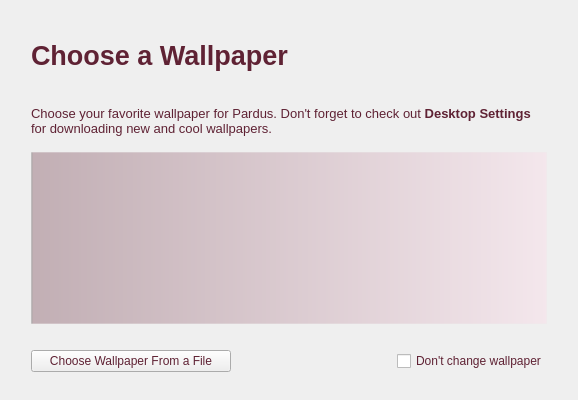
Old version of the form kde/kaptan/src/gui/wallpaperWidget.ui in the repository pars-linux/uludag.
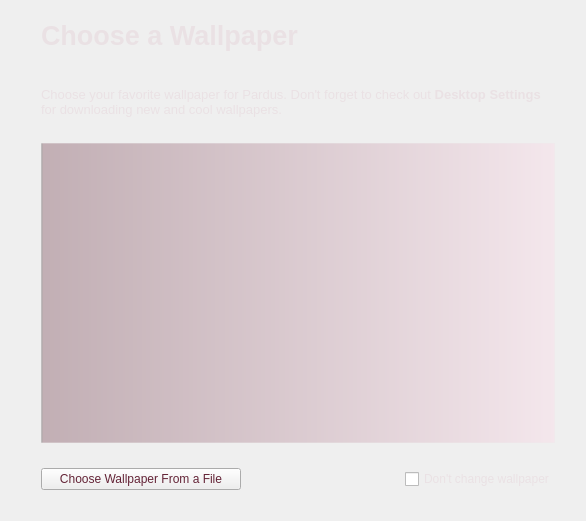
New version of the form.

The edit to the form file:
```diff
--- a/kde/kaptan/src/gui/wallpaperWidget.ui
+++ b/kde/kaptan/src/gui/wallpaperWidget.ui
@@ -6,21 +6,33 @@
    <rect>
     <x>0</x>
     <y>0</y>
-    <width>578</width>
-    <height>400</height>
+    <width>586</width>
+    <height>521</height>
    </rect>
   </property>
   <property name="windowTitle">
    <string>Wallpaper</string>
   </property>
   <property name="styleSheet">
-   <string>color: rgb(95, 34, 52);</string>
+   <string>color: rgb(234, 225, 228);</string>
   </property>
   <layout class="QGridLayout" name="gridLayout">
    <item row="5" column="1">
     <layout class="QVBoxLayout" name="verticalLayout">
      <item>
       <widget class="QListWidget" name="listWallpaper">
+       <property name="sizePolicy">
+        <sizepolicy hsizetype="Expanding" vsizetype="Fixed">
+         <horstretch>0</horstretch>
+         <verstretch>0</verstretch>
+        </sizepolicy>
+       </property>
+       <property name="minimumSize">
+        <size>
+         <width>0</width>
+         <height>300</height>
+        </size>
+       </property>
        <property name="styleSheet">
         <string>#listWallpaper{background-color: qlineargradient(spread:pad, x1:0, y1:0, x2:1, y2:0, stop:0 rgba(0, 0, 0, 81), stop:0.00537634 rgba(95, 34, 52, 80), stop:1 rgba(255, 213, 230, 80));
 
@@ -58,7 +70,7 @@
           </size>
          </property>
          <property name="styleSheet">
-          <string notr="true"/>
+          <string notr="true">color: #642437;</string>
          </property>
          <property name="text">
           <string>Choose Wallpaper From a File</string>
@@ -95,22 +107,6 @@
      </item>
     </layout>
    </item>
-   <item row="6" column="0">
-    <spacer name="verticalSpacer_2">
-     <property name="orientation">
-      <enum>Qt::Vertical</enum>
-     </property>
-     <property name="sizeType">
-      <enum>QSizePolicy::Fixed</enum>
-     </property>
-     <property name="sizeHint" stdset="0">
-      <size>
-       <width>20</width>
-       <height>17</height>
-      </size>
-     </property>
-    </spacer>
-   </item>
    <item row="5" column="0">
     <spacer name="horizontalSpacer_3">
      <property name="orientation">
@@ -121,7 +117,7 @@
      </property>
      <property name="sizeHint" stdset="0">
       <size>
-       <width>20</width>
+       <width>30</width>
        <height>20</height>
       </size>
      </property>
@@ -154,7 +150,7 @@
      <property name="sizeHint" stdset="0">
       <size>
        <width>20</width>
-       <height>10</height>
+       <height>20</height>
       </size>
      </property>
     </spacer>
@@ -175,7 +171,7 @@
 &lt;html&gt;&lt;head&gt;&lt;meta name=&quot;qrichtext&quot; content=&quot;1&quot; /&gt;&lt;style type=&quot;text/css&quot;&gt;
 p, li { white-space: pre-wrap; }
 &lt;/style&gt;&lt;/head&gt;&lt;body style=&quot; font-family:'Sans Serif'; font-size:8pt; font-weight:400; font-style:normal;&quot;&gt;
-&lt;p style=&quot; margin-top:0px; margin-bottom:0px; margin-left:0px; margin-right:0px; -qt-block-indent:0; text-indent:0px;&quot;&gt;&lt;span style=&quot; font-size:10pt; color:#5f2234;&quot;&gt;Choose your favorite wallpaper for Pardus. Don't forget to check out &lt;/span&gt;&lt;span style=&quot; font-size:10pt; font-weight:600; color:#5f2234;&quot;&gt;Desktop Settings&lt;/span&gt;&lt;span style=&quot; font-size:10pt; color:#5f2234;&quot;&gt; for downloading new and cool wallpapers.&lt;/span&gt;&lt;/p&gt;&lt;/body&gt;&lt;/html&gt;</string>
+&lt;p style=&quot; margin-top:0px; margin-bottom:0px; margin-left:0px; margin-right:0px; -qt-block-indent:0; text-indent:0px;&quot;&gt;&lt;span style=&quot; font-size:10pt; color:#eae1e4;&quot;&gt;Choose your favorite wallpaper for Pardus. Don't forget to check out &lt;/span&gt;&lt;span style=&quot; font-size:10pt; font-weight:600; color:#eae1e4;&quot;&gt;Desktop Settings&lt;/span&gt;&lt;span style=&quot; font-size:10pt; color:#eae1e4;&quot;&gt; for downloading new and cool wallpapers.&lt;/span&gt;&lt;/p&gt;&lt;/body&gt;&lt;/html&gt;</string>
      </property>
      <property name="wordWrap">
       <bool>true</bool>
@@ -207,7 +203,11 @@
       <string>color: rgb(95, 34, 52);</string>
      </property>
      <property name="text">
-      <string>Choose a Wallpaper</string>
+      <string>&lt;!DOCTYPE HTML PUBLIC &quot;-//W3C//DTD HTML 4.0//EN&quot; &quot;http://www.w3.org/TR/REC-html40/strict.dtd&quot;&gt;
+&lt;html&gt;&lt;head&gt;&lt;meta name=&quot;qrichtext&quot; content=&quot;1&quot; /&gt;&lt;style type=&quot;text/css&quot;&gt;
+p, li { white-space: pre-wrap; }
+&lt;/style&gt;&lt;/head&gt;&lt;body style=&quot; font-family:'Sans Serif'; font-size:20pt; font-weight:600; font-style:normal;&quot;&gt;
+&lt;p style=&quot; margin-top:0px; margin-bottom:0px; margin-left:0px; margin-right:0px; -qt-block-indent:0; text-indent:0px;&quot;&gt;&lt;span style=&quot; color:#eae1e4;&quot;&gt;Choose a Wallpaper&lt;/span&gt;&lt;/p&gt;&lt;/body&gt;&lt;/html&gt;</string>
      </property>
     </widget>
    </item>
@@ -243,6 +243,22 @@
      </property>
     </spacer>
    </item>
+   <item row="6" column="1">
+    <spacer name="verticalSpacer_6">
+     <property name="orientation">
+      <enum>Qt::Vertical</enum>
+     </property>
+     <property name="sizeType">
+      <enum>QSizePolicy::Fixed</enum>
+     </property>
+     <property name="sizeHint" stdset="0">
+      <size>
+       <width>20</width>
+       <height>20</height>
+      </size>
+     </property>
+    </spacer>
+   </item>
   </layout>
  </widget>
  <resources/>
```
